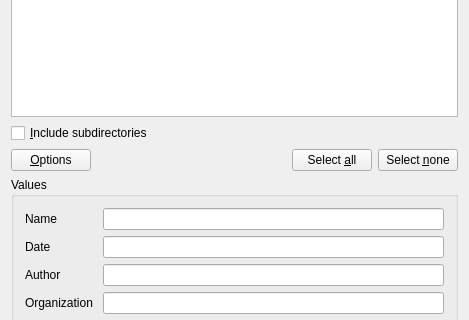
ZIMA-Engineering/ZIMA-STEP-Edit, file src/mainwindow.ui: the form before one commit; both pictures show x 0 to 469 and y 133 to 453 of the 469 by 584 pixel window.
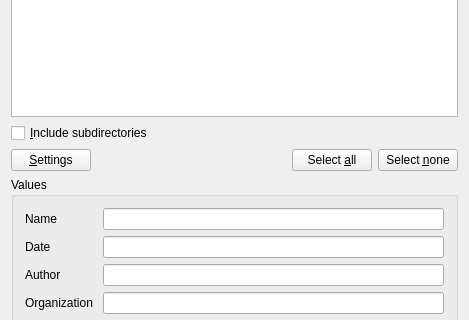
The form after the commit. Icons and pictures are not drawn.

Commit message: Updated czech translation.

Diff of the .ui file:
```diff
--- a/src/mainwindow.ui
+++ b/src/mainwindow.ui
@@ -71,7 +71,7 @@
       <item>
        <widget class="QPushButton" name="optionsButton">
         <property name="text">
-         <string>&amp;Options</string>
+         <string>&amp;Settings</string>
         </property>
         <property name="icon">
          <iconset resource="../zima-step-edit.qrc">
```
The commit also changes 1 other file.
